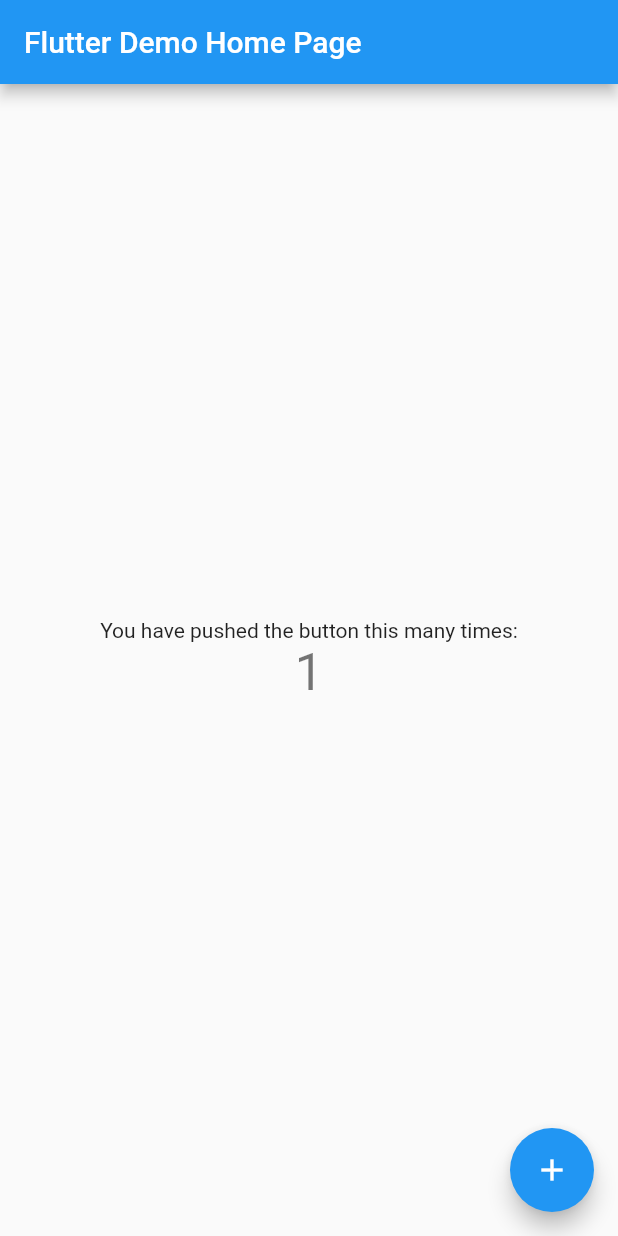
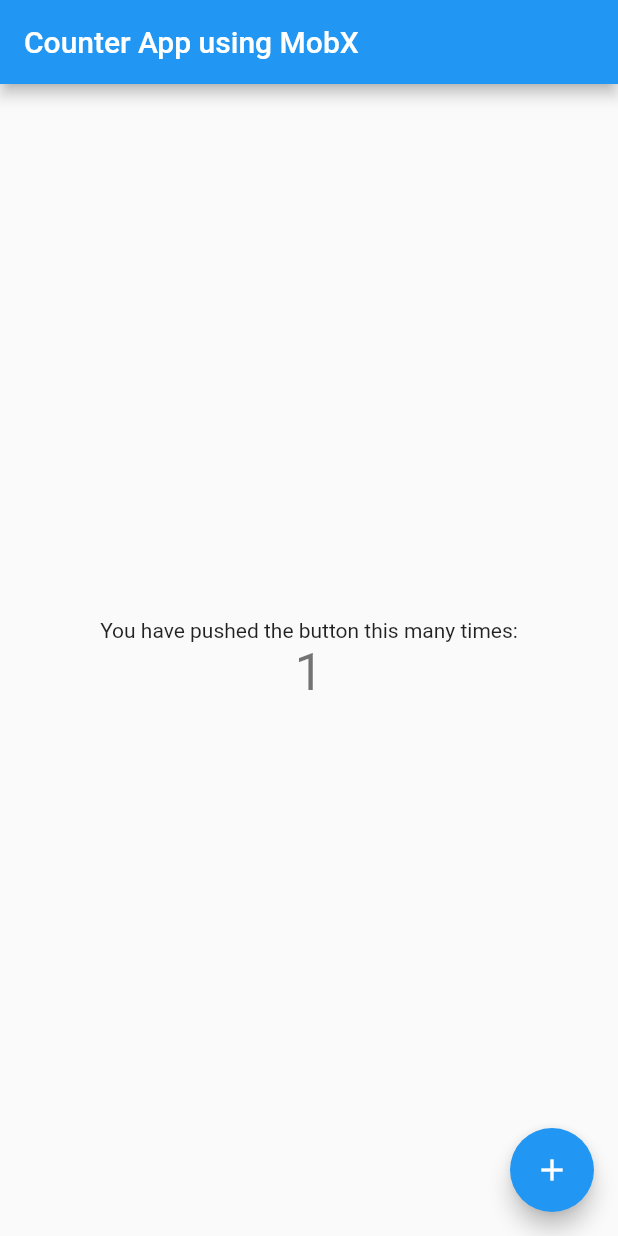
Before and after one commit to marcosmanto/pomodoro_flutter, a Flutter app: the screen it shows after launch, after a tap on the "add" icon, on a phone screen of 412 x 824 dp. Run offline on Flutter 3.47's test engine with Material 2 defaults, Android fonts, the phone set to English and light mode, and no system bars; our stand-ins replace flutter_mobx, mobx; generated files the repository leaves out were written again.

Commit message:
Counter app converted to use MobX.

```diff
--- a/lib/main.dart
+++ b/lib/main.dart
@@ -1,4 +1,8 @@
 import 'package:flutter/material.dart';
+import 'package:flutter_mobx/flutter_mobx.dart';
+import 'package:pomodoro_flutter/store/counter.store.dart';
+
+final store = CounterStore();
 
 void main() {
   runApp(const MyApp());
@@ -7,106 +11,47 @@ void main() {
 class MyApp extends StatelessWidget {
   const MyApp({super.key});
 
-  // This widget is the root of your application.
   @override
   Widget build(BuildContext context) {
     return MaterialApp(
       title: 'Flutter Demo',
       theme: ThemeData(
-        // This is the theme of your application.
-        //
-        // Try running your application with "flutter run". You'll see the
-        // application has a blue toolbar. Then, without quitting the app, try
-        // changing the primarySwatch below to Colors.green and then invoke
-        // "hot reload" (press "r" in the console where you ran "flutter run",
-        // or simply save your changes to "hot reload" in a Flutter IDE).
-        // Notice that the counter didn't reset back to zero; the application
-        // is not restarted.
         primarySwatch: Colors.blue,
       ),
-      home: const MyHomePage(title: 'Flutter Demo Home Page'),
+      home: const HomePage(title: 'Counter App using MobX'),
     );
   }
 }
 
-class MyHomePage extends StatefulWidget {
-  const MyHomePage({super.key, required this.title});
-
-  // This widget is the home page of your application. It is stateful, meaning
-  // that it has a State object (defined below) that contains fields that affect
-  // how it looks.
-
-  // This class is the configuration for the state. It holds the values (in this
-  // case the title) provided by the parent (in this case the App widget) and
-  // used by the build method of the State. Fields in a Widget subclass are
-  // always marked "final".
+class HomePage extends StatelessWidget {
+  const HomePage({super.key, required this.title});
 
   final String title;
 
   @override
-  State<MyHomePage> createState() => _MyHomePageState();
-}
-
-class _MyHomePageState extends State<MyHomePage> {
-  int _counter = 0;
-
-  void _incrementCounter() {
-    setState(() {
-      // This call to setState tells the Flutter framework that something has
-      // changed in this State, which causes it to rerun the build method below
-      // so that the display can reflect the updated values. If we changed
-      // _counter without calling setState(), then the build method would not be
-      // called again, and so nothing would appear to happen.
-      _counter++;
-    });
-  }
-
-  @override
   Widget build(BuildContext context) {
-    // This method is rerun every time setState is called, for instance as done
-    // by the _incrementCounter method above.
-    //
-    // The Flutter framework has been optimized to make rerunning build methods
-    // fast, so that you can just rebuild anything that needs updating rather
-    // than having to individually change instances of widgets.
     return Scaffold(
       appBar: AppBar(
-        // Here we take the value from the MyHomePage object that was created by
-        // the App.build method, and use it to set our appbar title.
-        title: Text(widget.title),
+        title: Text(title),
       ),
       body: Center(
-        // Center is a layout widget. It takes a single child and positions it
-        // in the middle of the parent.
         child: Column(
-          // Column is also a layout widget. It takes a list of children and
-          // arranges them vertically. By default, it sizes itself to fit its
-          // children horizontally, and tries to be as tall as its parent.
-          //
-          // Invoke "debug painting" (press "p" in the console, choose the
-          // "Toggle Debug Paint" action from the Flutter Inspector in Android
-          // Studio, or the "Toggle Debug Paint" command in Visual Studio Code)
-          // to see the wireframe for each widget.
-          //
-          // Column has various properties to control how it sizes itself and
-          // how it positions its children. Here we use mainAxisAlignment to
-          // center the children vertically; the main axis here is the vertical
-          // axis because Columns are vertical (the cross axis would be
-          // horizontal).
           mainAxisAlignment: MainAxisAlignment.center,
           children: <Widget>[
             const Text(
               'You have pushed the button this many times:',
             ),
-            Text(
-              '$_counter',
-              style: Theme.of(context).textTheme.headline4,
+            Observer(
+              builder: (_) => Text(
+                '${store.count}',
+                style: Theme.of(context).textTheme.headline4,
+              ),
             ),
           ],
         ),
       ),
       floatingActionButton: FloatingActionButton(
-        onPressed: _incrementCounter,
+        onPressed: store.increment,
         tooltip: 'Increment',
         child: const Icon(Icons.add),
       ), // This trailing comma makes auto-formatting nicer for build methods.
--- /dev/null
+++ b/lib/store/counter.store.dart
@@ -0,0 +1,15 @@
+import 'package:mobx/mobx.dart';
+
+part 'counter.store.g.dart';
+
+class CounterStore = CounterBase with _$CounterStore;
+
+abstract class CounterBase with Store {
+  @observable
+  int count = 0;
+
+  @action
+  void increment() {
+    count++;
+  }
+}
```
Also changed, not shown: lib/store/counter.store.g.dart (added).
